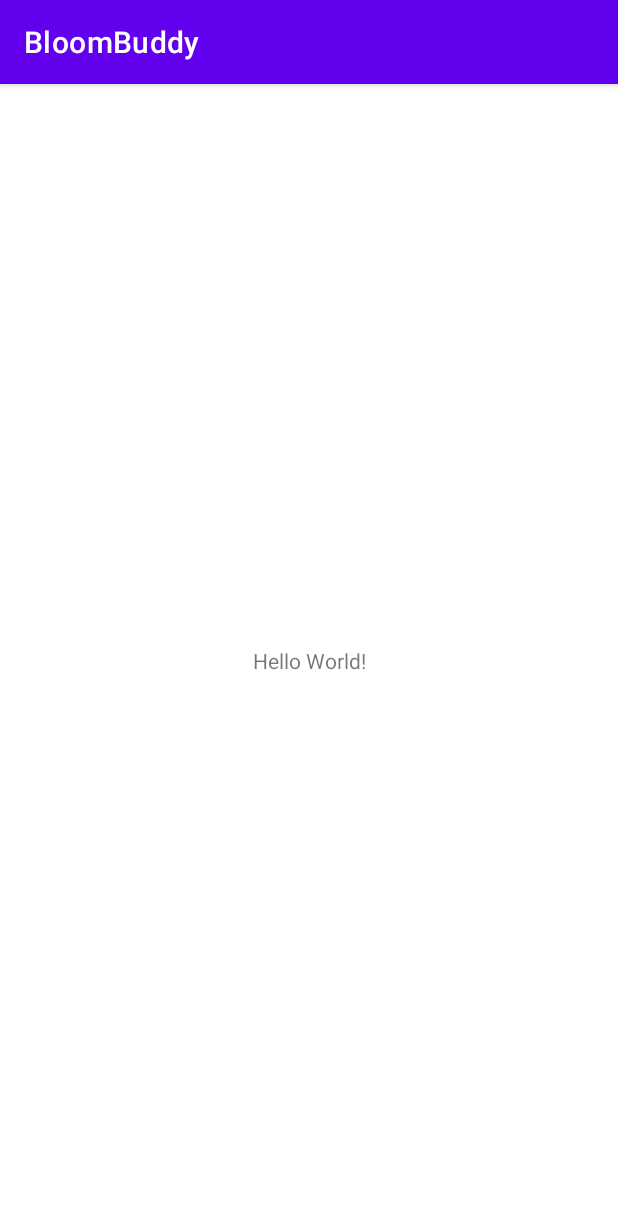
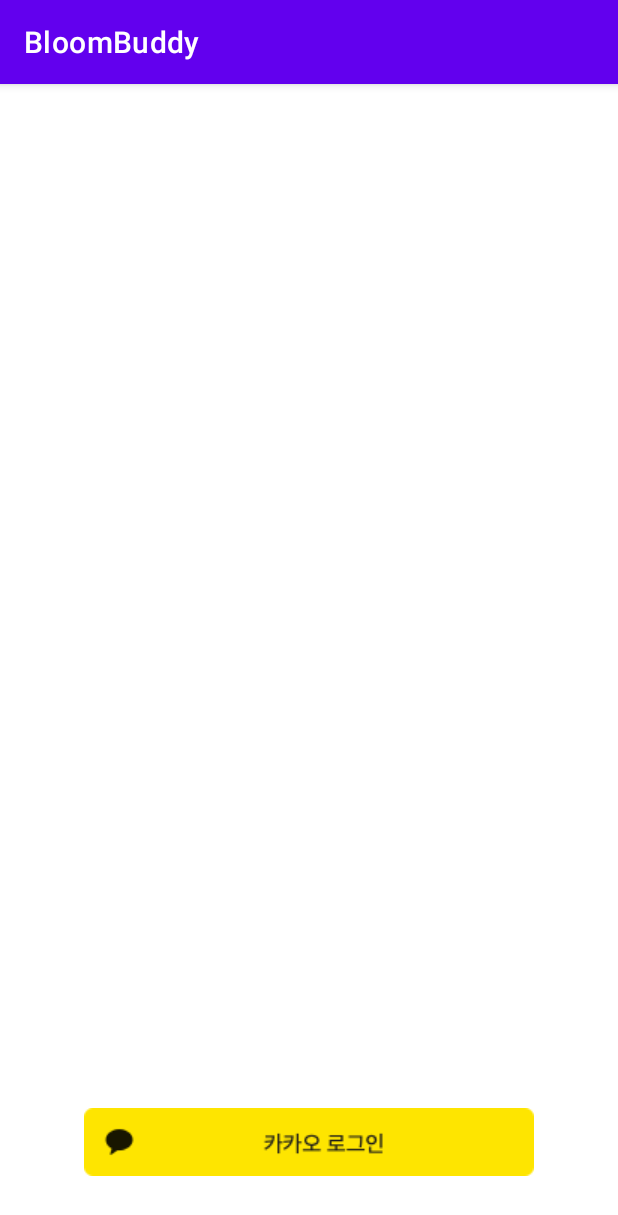
Before and after one commit to Jhanoo/BloomBuddy, an Android app: the screen it shows after launch (MainActivity), on a phone screen of 412 x 824 dp. Shown: the top 1215 px of the screen. Run offline under Robolectric (Android 15) with nearby library versions, the phone set to English and light mode, and no system bars; libraries missing offline, so code that uses them is left out: com.kakao.sdk; 2 statements that could not run were skipped.

Commit message:
kakao login

```diff
--- /dev/null
+++ b/app/src/main/java/com/example/bloombuddy/GlobalApplication.java
@@ -0,0 +1,21 @@
+package com.example.bloombuddy;
+
+
+import android.app.Application;
+
+import com.kakao.sdk.common.KakaoSdk;
+
+public class GlobalApplication extends Application {
+    private static GlobalApplication instance;
+
+    @Override
+    public void onCreate() {
+        super.onCreate();
+        instance = this;
+
+        // 네이티브 앱 키로 초기화
+        KakaoSdk.init(this, getString(R.string.kakao_native_key));
+    }
+
+
+}
--- a/app/src/main/res/layout/activity_main.xml
+++ b/app/src/main/res/layout/activity_main.xml
@@ -6,13 +6,16 @@
     android:layout_height="match_parent"
     tools:context=".MainActivity">
 
-    <TextView
+    <ImageButton
+        android:id="@+id/kakao_login_button"
         android:layout_width="wrap_content"
         android:layout_height="wrap_content"
-        android:text="Hello World!"
+        android:src="@drawable/kakao_login_medium_wide"
+        android:background="@android:color/transparent"
+        app:layout_constraintLeft_toLeftOf="parent"
+        app:layout_constraintRight_toRightOf="parent"
         app:layout_constraintBottom_toBottomOf="parent"
-        app:layout_constraintEnd_toEndOf="parent"
-        app:layout_constraintStart_toStartOf="parent"
-        app:layout_constraintTop_toTopOf="parent" />
+        android:layout_marginBottom="40dp"
+        />
 
 </androidx.constraintlayout.widget.ConstraintLayout>
```
Also changed, not shown: app/src/main/AndroidManifest.xml (+13 -0 lines), app/src/main/java/com/example/bloombuddy/MainActivity.java (+65 -0 lines), app/src/main/res/drawable/kakao_login_large_narrow.png (added), app/src/main/res/drawable/kakao_login_large_wide.png (added), app/src/main/res/drawable/kakao_login_medium_narrow.png (added), app/src/main/res/drawable/kakao_login_medium_wide.png (added).
